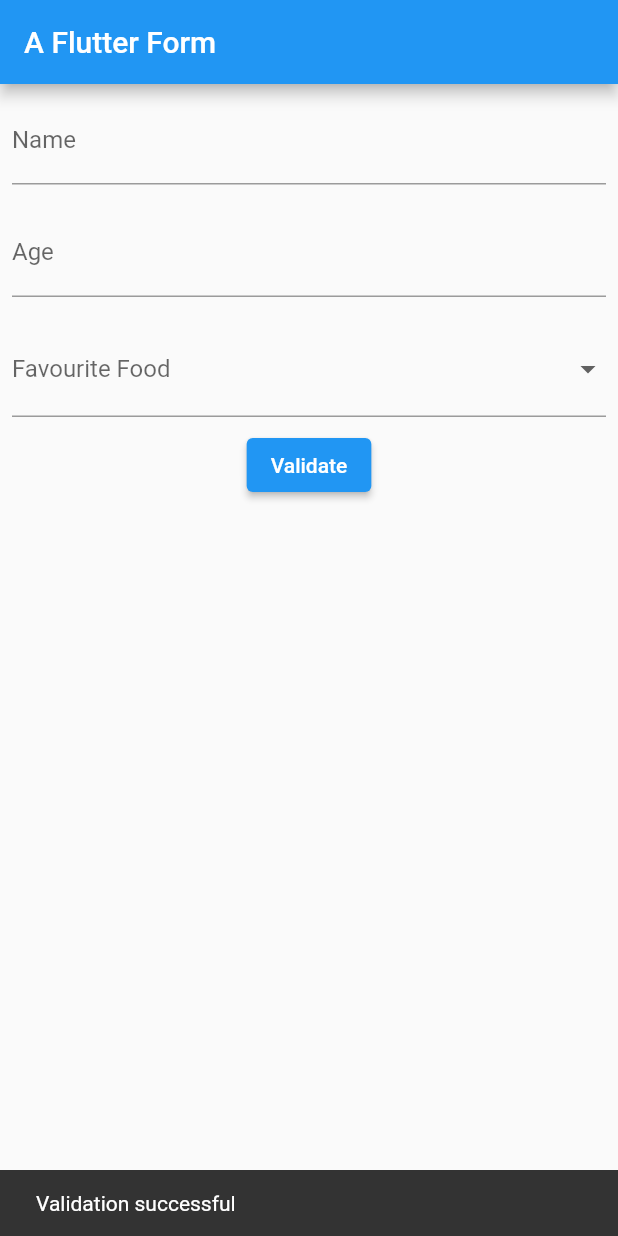
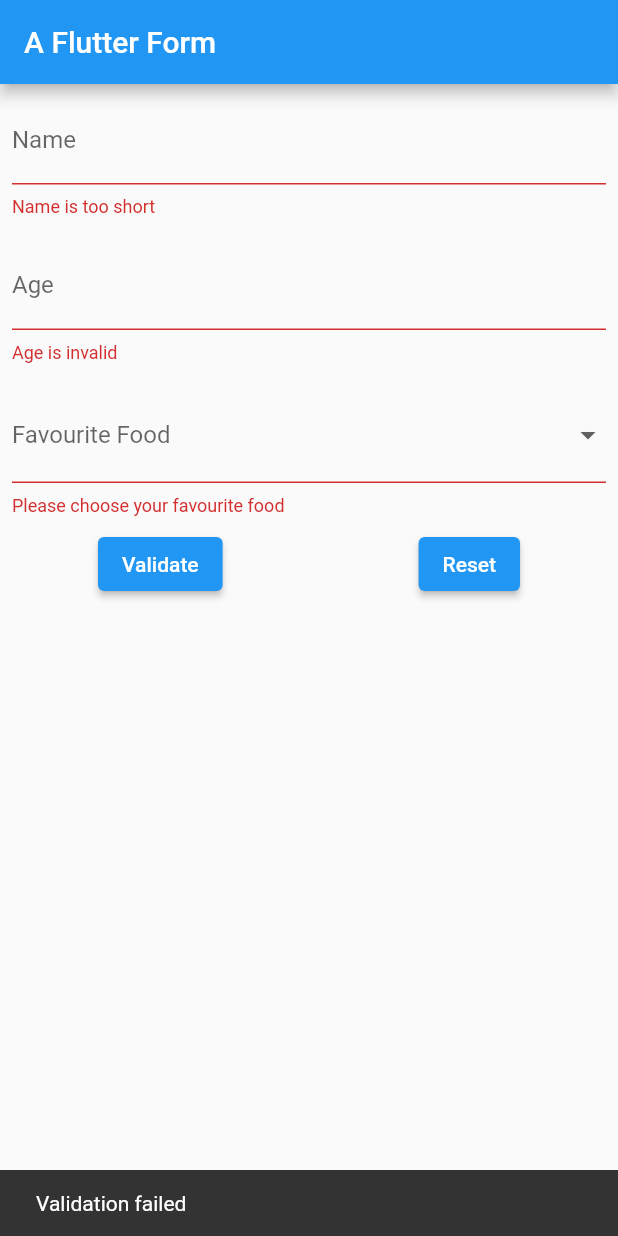
Before and after one commit to minggliangg/A-Flutter-Form, a Flutter app: the screen it shows after launch, after a tap on "Validate", on a phone screen of 412 x 824 dp. Run offline on Flutter 3.47's test engine with Material 2 defaults, Android fonts, the phone set to English and light mode, and no system bars.

Commit message:
Added Validators Extracted out list of food

```diff
--- a/lib/app_form_page.dart
+++ b/lib/app_form_page.dart
@@ -1,3 +1,4 @@
+import 'package:a_flutter_form/app_form_validators.dart';
 import 'package:flutter/material.dart';
 
 class AppFormPage extends StatefulWidget {
@@ -8,6 +9,13 @@ class AppFormPage extends StatefulWidget {
 }
 
 class _AppFormPageState extends State<AppFormPage> {
+  final listOfFood = <String>[
+    'Pizza',
+    'Bar Cho Mee',
+    'Naan',
+    'Nasi Goreng Pattaya',
+  ];
+
   @override
   Widget build(BuildContext context) {
     return Scaffold(
@@ -21,6 +29,8 @@ class _AppFormPageState extends State<AppFormPage> {
               children: [
                 _FormFieldPadding(
                   child: TextFormField(
+                    validator: (name) => nameValidator(name),
+                    autovalidateMode: AutovalidateMode.onUserInteraction,
                     decoration: const InputDecoration(
                       label: Text('Name'),
                       hintText: 'James Tan',
@@ -29,24 +39,28 @@ class _AppFormPageState extends State<AppFormPage> {
                 ),
                 _FormFieldPadding(
                   child: TextFormField(
+                    validator: (ageString) => ageValidator(ageString),
+                    autovalidateMode: AutovalidateMode.onUserInteraction,
                     decoration: const InputDecoration(
                       label: Text('Age'),
                       hintText: '25',
                     ),
+                    keyboardType: TextInputType.number,
                   ),
                 ),
                 _FormFieldPadding(
                   child: DropdownButtonFormField<String>(
-                    items: const [
-                      DropdownMenuItem<String>(
-                        child: Text('Pasta'),
-                        value: 'Pasta',
+                    validator: (favouriteFood) =>
+                        favouriteFoodValidator(favouriteFood),
+                    autovalidateMode: AutovalidateMode.onUserInteraction,
+                    items: listOfFood
+                        .map(
+                          (foodItem) => DropdownMenuItem(
+                            child: Text(foodItem),
+                            value: foodItem,
                           ),
-                      DropdownMenuItem<String>(
-                        child: Text('Pizza'),
-                        value: 'Pizza',
-                      ),
-                    ],
+                        )
+                        .toList(growable: false),
                     decoration: const InputDecoration(
                       label: Text('Favourite Food'),
                     ),
@@ -54,6 +68,10 @@ class _AppFormPageState extends State<AppFormPage> {
                     isDense: true,
                   ),
                 ),
+                Row(
+                  mainAxisSize: MainAxisSize.max,
+                  mainAxisAlignment: MainAxisAlignment.spaceAround,
+                  children: [
                     ElevatedButton(
                       onPressed: () {
                         final currentForm = Form.of(context)!;
@@ -70,6 +88,15 @@ class _AppFormPageState extends State<AppFormPage> {
                         );
                       },
                       child: const Text('Validate'),
+                    ),
+                    ElevatedButton(
+                      onPressed: () {
+                        final currentForm = Form.of(context)!;
+                        currentForm.reset();
+                      },
+                      child: const Text('Reset'),
+                    ),
+                  ],
                 ),
               ],
             );
--- /dev/null
+++ b/lib/app_form_validators.dart
@@ -0,0 +1,36 @@
+String? nameValidator(String? name) {
+  if (name != null) {
+    if (name.length < 5) {
+      return 'Name is too short';
+    }
+    if (name.contains(RegExp(r'[^A-z ]'))) {
+      return 'Name is invalid';
+    }
+    return null;
+  }
+  return null;
+}
+
+String? ageValidator(String? ageString) {
+  if (ageString != null) {
+    try {
+      final ageIntValue = int.parse(ageString);
+      if (ageIntValue < 18) {
+        return 'You must be at least 18 years old';
+      } else if (ageIntValue > 100) {
+        return 'You are too old for this';
+      }
+      return null;
+    } on FormatException {
+      return 'Age is invalid';
+    }
+  }
+  return null;
+}
+
+String? favouriteFoodValidator(String? favouriteFood) {
+  if (favouriteFood == null) {
+    return 'Please choose your favourite food';
+  }
+  return null;
+}
```
Lines whose indentation alone changed are shown as unchanged.
